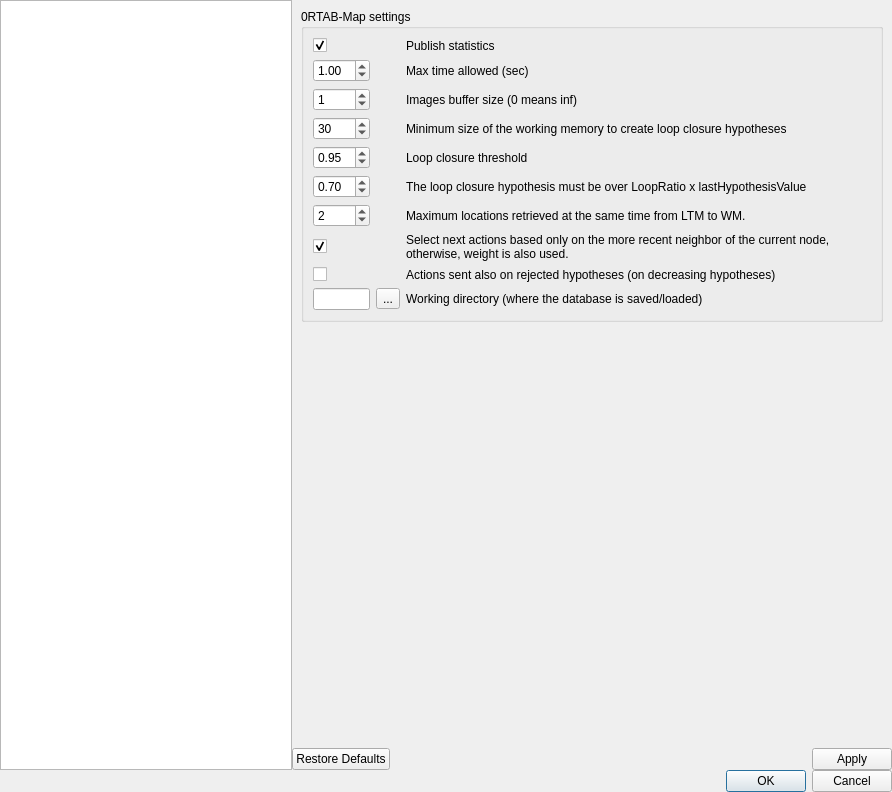
Qt form guilib/src/ui/preferencesDialog.ui (introlab/rtabmap) before a commit.
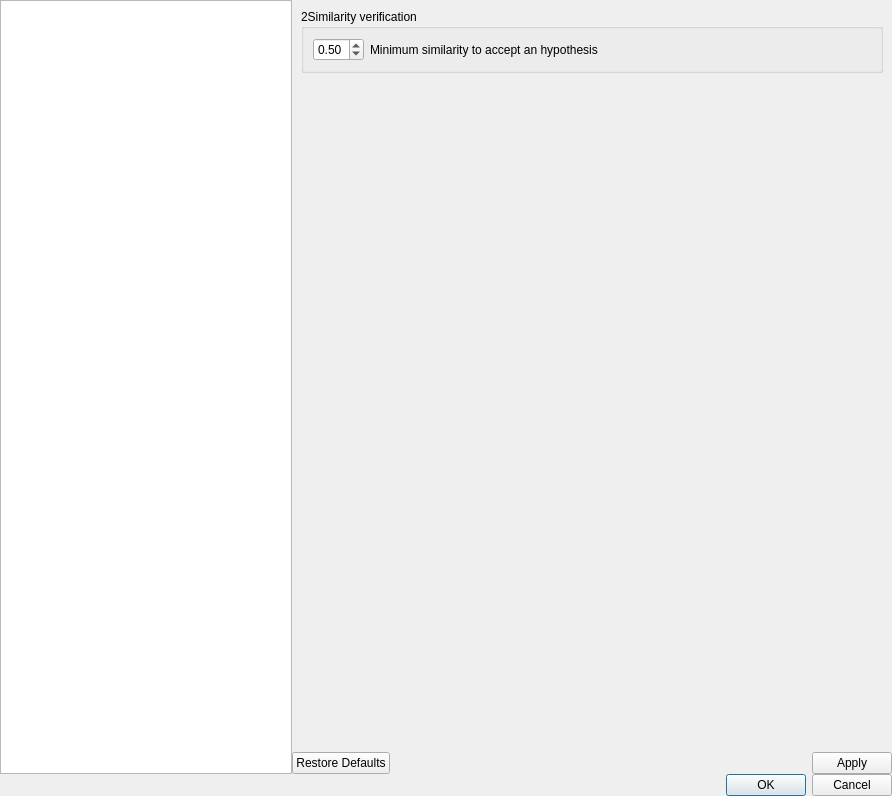
The same form after that commit. Icons and pictures are not drawn. Custom widgets are drawn as their Qt base class.

Commit message: -Refactored HypVerification classes (added verification by signatures' similarity), there is no more complicated rejectedHypReason, now it's only true if valide or false if verification fails...

```diff
--- a/guilib/src/ui/preferencesDialog.ui
+++ b/guilib/src/ui/preferencesDialog.ui
@@ -7,7 +7,7 @@
     <x>0</x>
     <y>0</y>
     <width>892</width>
-    <height>792</height>
+    <height>796</height>
    </rect>
   </property>
   <property name="sizePolicy">
@@ -68,7 +68,7 @@
           <enum>QFrame::Raised</enum>
          </property>
          <property name="currentIndex">
-          <number>2</number>
+          <number>14</number>
          </property>
          <widget class="QWidget" name="page_22">
           <layout class="QVBoxLayout" name="verticalLayout_29">
@@ -2742,6 +2742,58 @@
            </item>
           </layout>
          </widget>
+         <widget class="QWidget" name="page_15">
+          <layout class="QVBoxLayout" name="verticalLayout_14">
+           <item>
+            <widget class="QGroupBox" name="groupBox_vh_similarity">
+             <property name="title">
+              <string>2Similarity verification</string>
+             </property>
+             <layout class="QGridLayout" name="gridLayout_2" columnstretch="0,10">
+              <item row="0" column="0">
+               <widget class="QDoubleSpinBox" name="vh_doubleSpinBox_similarity">
+                <property name="decimals">
+                 <number>2</number>
+                </property>
+                <property name="maximum">
+                 <double>0.990000000000000</double>
+                </property>
+                <property name="singleStep">
+                 <double>0.010000000000000</double>
+                </property>
+                <property name="value">
+                 <double>0.500000000000000</double>
+                </property>
+               </widget>
+              </item>
+              <item row="0" column="1">
+               <widget class="QLabel" name="label_55">
+                <property name="text">
+                 <string>Minimum similarity to accept an hypothesis</string>
+                </property>
+                <property name="wordWrap">
+                 <bool>true</bool>
+                </property>
+               </widget>
+              </item>
+             </layout>
+            </widget>
+           </item>
+           <item>
+            <spacer name="verticalSpacer_2">
+             <property name="orientation">
+              <enum>Qt::Vertical</enum>
+             </property>
+             <property name="sizeHint" stdset="0">
+              <size>
+               <width>20</width>
+               <height>619</height>
+              </size>
+             </property>
+            </spacer>
+           </item>
+          </layout>
+         </widget>
          <widget class="QWidget" name="page_21">
           <layout class="QVBoxLayout" name="verticalLayout_25">
            <item>
```
Left out of the diff: 12 changed lines with no effect on the pictures. The commit also changes 12 other files.
